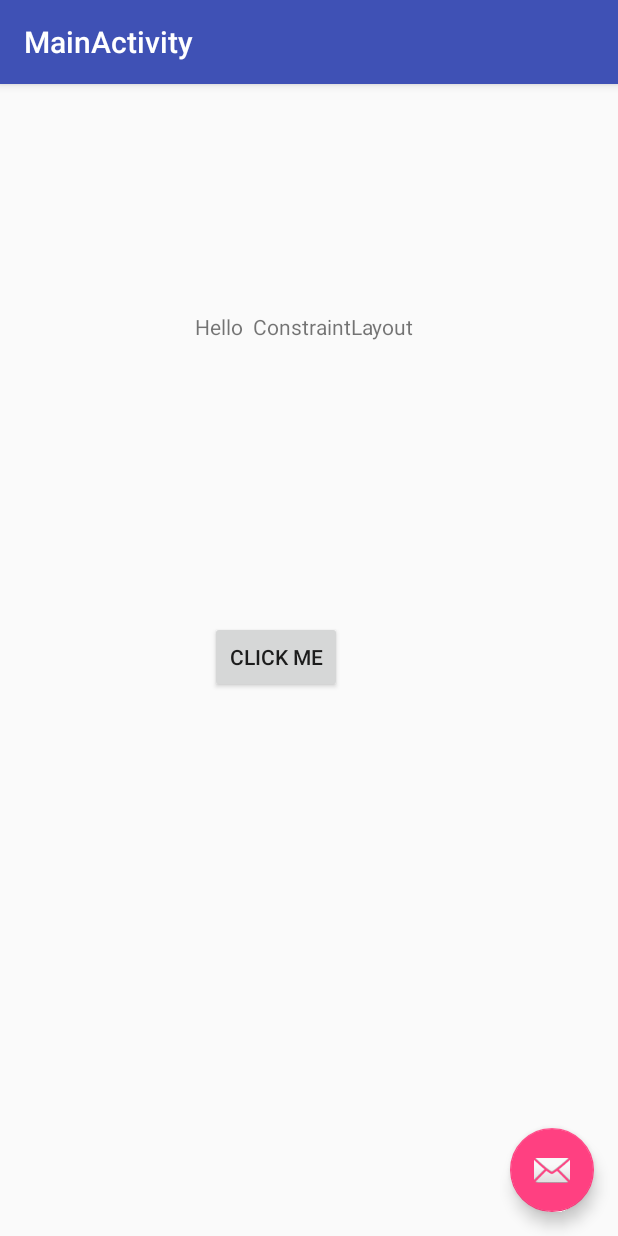
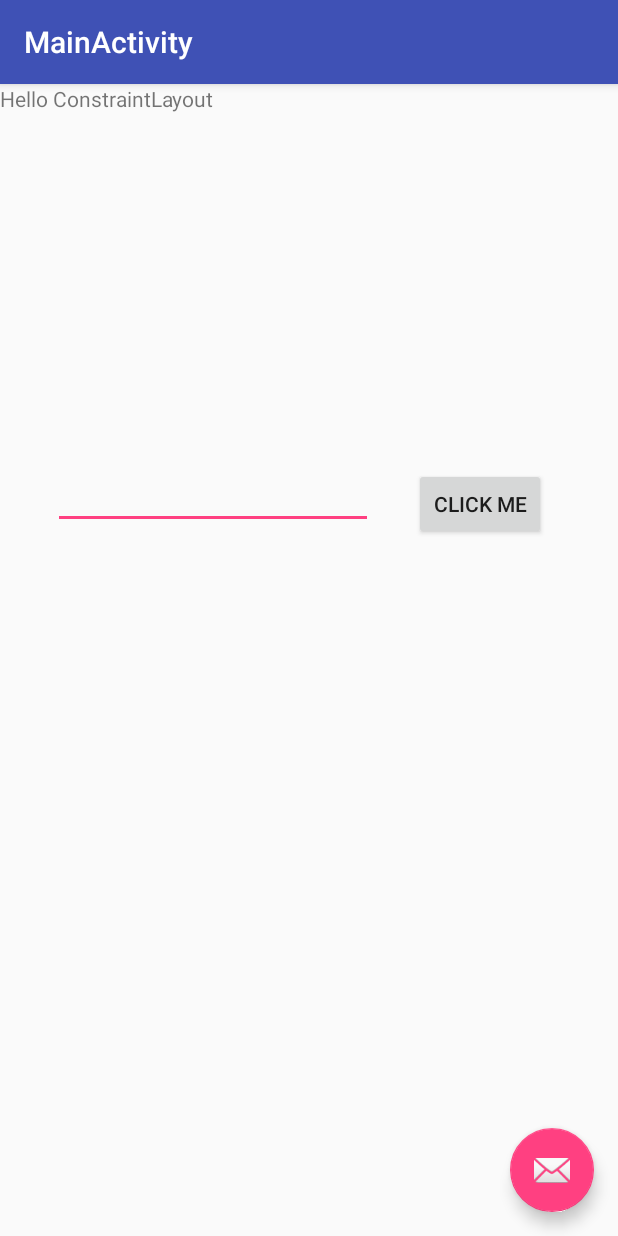
Before and after one commit to kuwako/KotlinAndroid, an Android app: the screen it shows after launch (MainActivity), on a phone screen of 412 x 824 dp. Run offline under Robolectric (Android 15) with nearby library versions, the phone set to English and light mode, and no system bars; 1 statement that could not run was skipped.

Commit message:
なぜかビルド通らなくなった...

```diff
--- a/app/src/main/java/com/kuwako/kotlinandroid/MainActivity.kt
+++ b/app/src/main/java/com/kuwako/kotlinandroid/MainActivity.kt
@@ -15,6 +15,7 @@ class MainActivity : AppCompatActivity() {
         super.onCreate(savedInstanceState)
         setContentView(R.layout.activity_main)
         val toolbar = findViewById(R.id.toolbar) as Toolbar
+        var text = "clicked";
         setSupportActionBar(toolbar)
 
         val fab = findViewById(R.id.fab) as FloatingActionButton
@@ -22,7 +23,9 @@ class MainActivity : AppCompatActivity() {
 
         val tvHelloWorld = findViewById(R.id.textViewHello) as TextView
         val changeBtn = findViewById(R.id.changeBtn) as Button
-        changeBtn.setOnClickListener { view -> tvHelloWorld.setText("clicked!!") }
+        changeBtn.setOnClickListener { view -> tvHelloWorld.setText(text) }
+        val etName = findViewById(R.id.editName) as EditText
+
     }
 
 }
--- a/app/src/main/res/layout/content_main.xml
+++ b/app/src/main/res/layout/content_main.xml
@@ -9,31 +9,44 @@
     tools:showIn="@layout/activity_main">
 
     <TextView
-        android:text="Hello  ConstraintLayout"
+        android:text="@string/hello_constraintlayout"
         android:layout_width="wrap_content"
         android:layout_height="wrap_content"
         android:id="@+id/textViewHello"
-        tools:layout_constraintTop_creator="1"
-        tools:layout_constraintRight_creator="1"
-        android:layout_marginEnd="136dp"
-        app:layout_constraintRight_toRightOf="parent"
-        android:layout_marginTop="152dp"
-        app:layout_constraintTop_toTopOf="parent"
-        android:layout_marginRight="136dp"
-        tools:ignore="UnknownId" />
+        tools:ignore="UnknownId"
+        tools:layout_editor_absoluteY="152dp"
+        tools:layout_editor_absoluteX="132dp" />
 
     <Button
-        android:text="click me"
+        android:text="@string/click_me"
         android:layout_width="wrap_content"
         android:layout_height="wrap_content"
         android:id="@+id/changeBtn"
         tools:layout_constraintRight_creator="1"
         tools:layout_constraintBottom_creator="1"
         app:layout_constraintBottom_toBottomOf="parent"
-        android:layout_marginEnd="184dp"
+        android:layout_marginEnd="48dp"
         app:layout_constraintRight_toRightOf="parent"
-        android:layout_marginRight="184dp"
+        android:layout_marginRight="48dp"
         app:layout_constraintVertical_bias="0.33"
         android:layout_marginTop="8dp"
         app:layout_constraintTop_toBottomOf="@+id/textViewHello" />
+
+    <EditText
+        android:layout_width="wrap_content"
+        android:layout_height="wrap_content"
+        android:inputType="textPersonName"
+        android:ems="10"
+        android:id="@+id/editName"
+        app:layout_constraintRight_toLeftOf="@+id/changeBtn"
+        android:layout_marginEnd="8dp"
+        android:layout_marginRight="8dp"
+        android:layout_marginStart="16dp"
+        app:layout_constraintLeft_toLeftOf="parent"
+        android:layout_marginLeft="16dp"
+        app:layout_constraintBottom_toBottomOf="parent"
+        android:layout_marginBottom="16dp"
+        android:layout_marginTop="8dp"
+        app:layout_constraintTop_toBottomOf="@+id/textViewHello"
+        app:layout_constraintVertical_bias="0.32999998" />
 </android.support.constraint.ConstraintLayout>
--- a/app/src/main/res/values/strings.xml
+++ b/app/src/main/res/values/strings.xml
@@ -1,4 +1,6 @@
 <resources>
     <string name="app_name">KotlinAndroid</string>
     <string name="title_activity_main">MainActivity</string>
+    <string name="hello_constraintlayout">Hello ConstraintLayout</string>
+    <string name="click_me">click me</string>
 </resources>
```
